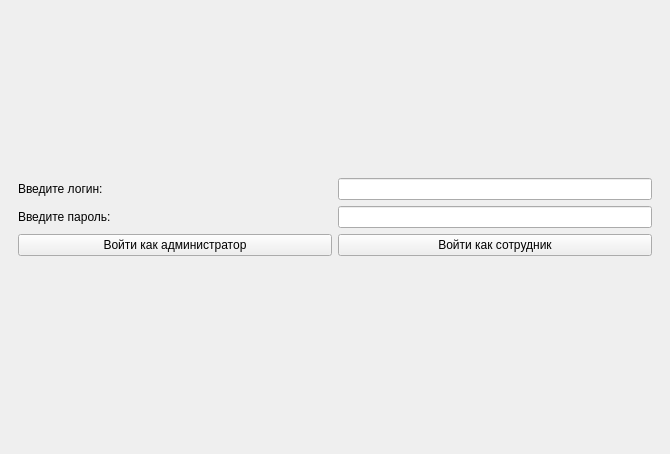
Qt form mainwindow.ui (Toxicattack4up/QtProjectKRApteka) before a commit.
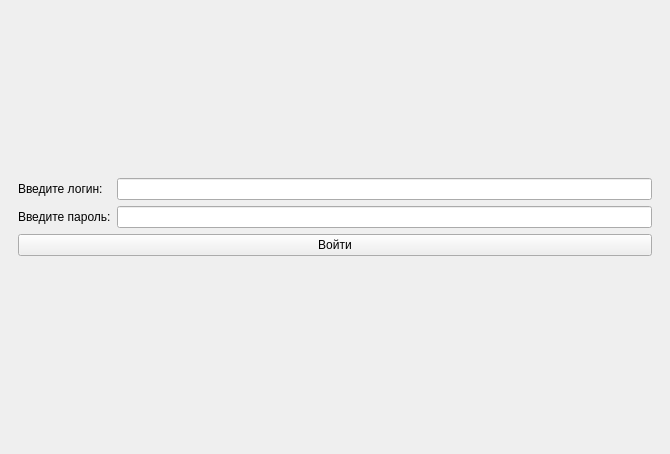
The same form after that commit. The open tabs and pages were chosen to show the change.

Commit message: Обновление метода авторизации, чтобы добавленный сотрудник мог зайти

```diff
--- a/mainwindow.ui
+++ b/mainwindow.ui
@@ -24,19 +24,6 @@
        <layout class="QVBoxLayout" name="verticalLayout">
         <item>
          <layout class="QGridLayout" name="gridLayout">
-          <item row="2" column="1">
-           <widget class="QPushButton" name="LogSellerPushButton">
-            <property name="sizePolicy">
-             <sizepolicy hsizetype="Preferred" vsizetype="Preferred">
-              <horstretch>0</horstretch>
-              <verstretch>0</verstretch>
-             </sizepolicy>
-            </property>
-            <property name="text">
-             <string>Войти как сотрудник</string>
-            </property>
-           </widget>
-          </item>
           <item row="0" column="0">
            <widget class="QLabel" name="LoginLabel">
             <property name="text">
@@ -57,19 +44,6 @@
             </property>
            </widget>
           </item>
-          <item row="2" column="0">
-           <widget class="QPushButton" name="LogAdminPushButton">
-            <property name="sizePolicy">
-             <sizepolicy hsizetype="MinimumExpanding" vsizetype="Maximum">
-              <horstretch>0</horstretch>
-              <verstretch>0</verstretch>
-             </sizepolicy>
-            </property>
-            <property name="text">
-             <string>Войти как администратор</string>
-            </property>
-           </widget>
-          </item>
           <item row="0" column="1">
            <widget class="QLineEdit" name="LoginLineEdit"/>
           </item>
@@ -96,6 +70,19 @@
             </property>
            </widget>
           </item>
+          <item row="2" column="0" colspan="2">
+           <widget class="QPushButton" name="LogAdminPushButton">
+            <property name="sizePolicy">
+             <sizepolicy hsizetype="MinimumExpanding" vsizetype="Maximum">
+              <horstretch>0</horstretch>
+              <verstretch>0</verstretch>
+             </sizepolicy>
+            </property>
+            <property name="text">
+             <string>Войти</string>
+            </property>
+           </widget>
+          </item>
          </layout>
         </item>
        </layout>
```
Left out of the diff: 29 changed lines with no effect on the pictures. The commit also changes 6 other files.
